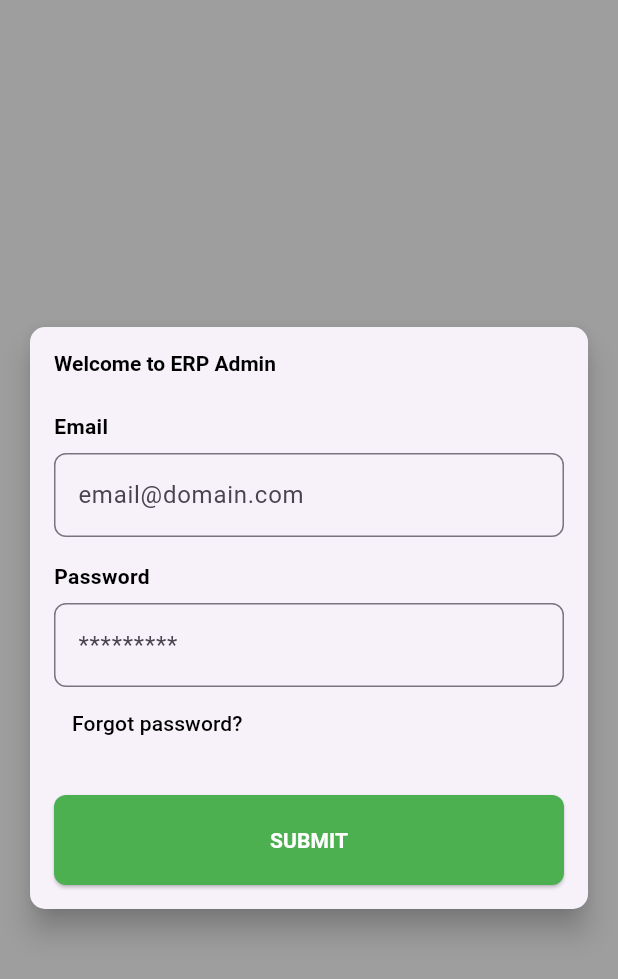
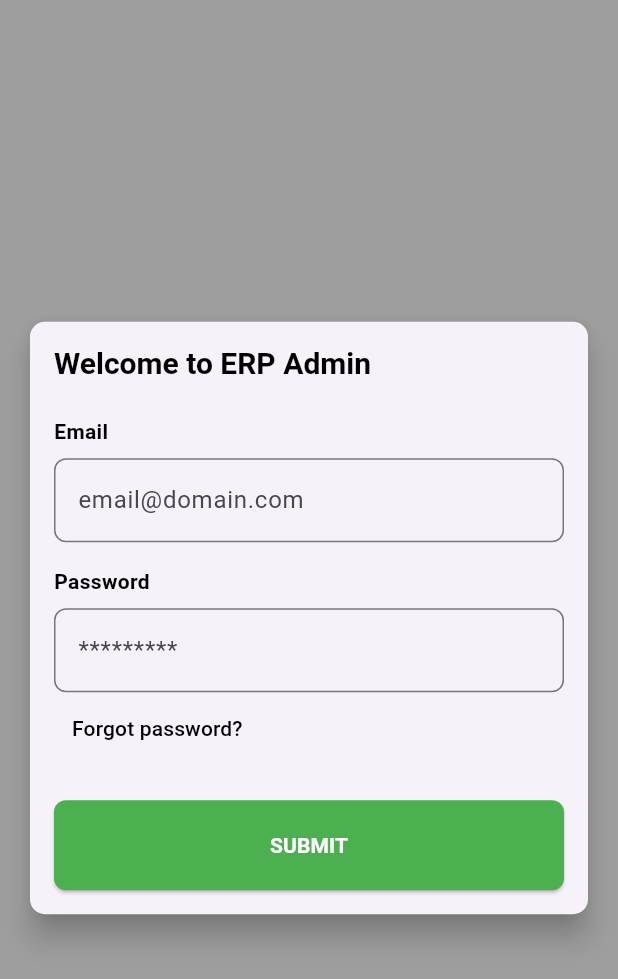
Before and after one commit to Melika2082/ResponsiveApp, a Flutter app: the screen it shows after launch, on a phone screen of 412 x 824 dp. Shown: the top 979 px of the screen. Run offline on Flutter 3.47's test engine with Material 3 defaults, Android fonts, the phone set to English and light mode, and no system bars.

Commit message:
Add files via upload

```diff
--- a/lib/login_screen.dart
+++ b/lib/login_screen.dart
@@ -26,7 +26,7 @@ class LoginScreen extends StatelessWidget {
                   crossAxisAlignment: CrossAxisAlignment.start,
                   mainAxisSize: MainAxisSize.min,
                   children: <Widget>[
-                    _buildWelcomeText(),
+                    _buildWelcomeText(context),
                     const SizedBox(height: 24),
                     _buildTextField(
                       label: 'Email',
@@ -81,15 +81,18 @@ class LoginScreen extends StatelessWidget {
     );
   }
 
-  Widget _buildWelcomeText() {
+  Widget _buildWelcomeText(BuildContext context) {
+    final textScaleFactor = MediaQuery.of(context).textScaler;
+
     return RichText(
-      text: const TextSpan(
+      text: TextSpan(
         children: [
           TextSpan(
             text: 'Welcome to ',
             style: TextStyle(
               fontWeight: FontWeight.bold,
               color: Colors.black,
+              fontSize: textScaleFactor.scale(20),
             ),
           ),
           TextSpan(
@@ -97,6 +100,7 @@ class LoginScreen extends StatelessWidget {
             style: TextStyle(
               fontWeight: FontWeight.bold,
               color: Colors.black,
+              fontSize: textScaleFactor.scale(20),
             ),
           ),
         ],
```
